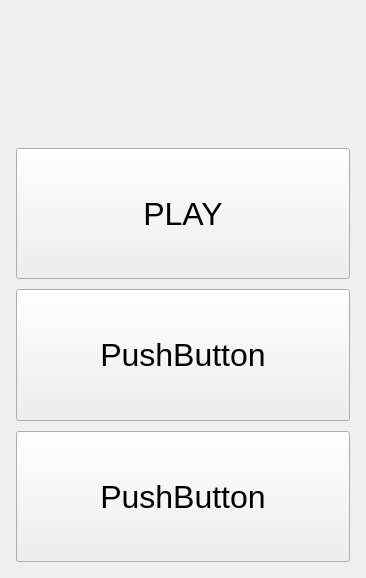
Qt form MemoryGame/widget.ui (waynegod/Qt-Learning) before a commit.
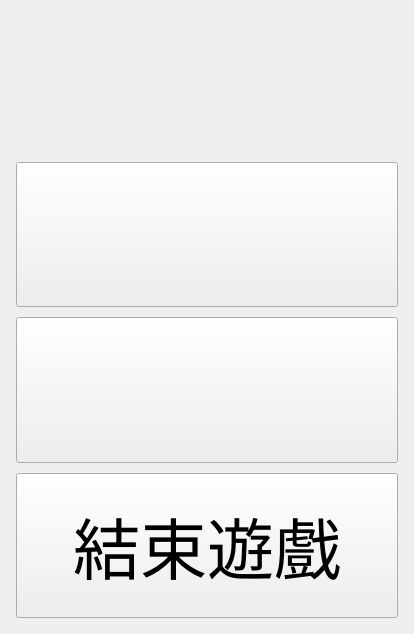
The same form after that commit. The open tabs and pages were chosen to show the change. Icons and pictures are not drawn.

What changed in the file:
```diff
--- a/MemoryGame/widget.ui
+++ b/MemoryGame/widget.ui
@@ -6,8 +6,8 @@
    <rect>
     <x>0</x>
     <y>0</y>
-    <width>366</width>
-    <height>578</height>
+    <width>414</width>
+    <height>634</height>
    </rect>
   </property>
   <property name="font">
@@ -85,8 +85,23 @@
              <verstretch>0</verstretch>
             </sizepolicy>
            </property>
+           <property name="font">
+            <font>
+             <pointsize>50</pointsize>
+            </font>
+           </property>
            <property name="text">
-            <string>PLAY</string>
+            <string/>
+           </property>
+           <property name="icon">
+            <iconset resource="resourcesbox.qrc">
+             <normaloff>:/icon/Resourcesbox/button/btplay.png</normaloff>:/icon/Resourcesbox/button/btplay.png</iconset>
+           </property>
+           <property name="iconSize">
+            <size>
+             <width>267</width>
+             <height>150</height>
+            </size>
            </property>
           </widget>
          </item>
@@ -98,8 +113,43 @@
              <verstretch>0</verstretch>
             </sizepolicy>
            </property>
+           <property name="font">
+            <font>
+             <pointsize>50</pointsize>
+            </font>
+           </property>
+           <property name="styleSheet">
+            <string notr="true"/>
+           </property>
            <property name="text">
-            <string>PushButton</string>
+            <string/>
+           </property>
+           <property name="iconSize">
+            <size>
+             <width>100</width>
+             <height>100</height>
+            </size>
+           </property>
+           <property name="checkable">
+            <bool>false</bool>
+           </property>
+           <property name="autoRepeat">
+            <bool>false</bool>
+           </property>
+           <property name="autoExclusive">
+            <bool>false</bool>
+           </property>
+           <property name="autoRepeatDelay">
+            <number>290</number>
+           </property>
+           <property name="autoDefault">
+            <bool>false</bool>
+           </property>
+           <property name="default">
+            <bool>false</bool>
+           </property>
+           <property name="flat">
+            <bool>false</bool>
            </property>
           </widget>
          </item>
@@ -111,8 +161,13 @@
              <verstretch>0</verstretch>
             </sizepolicy>
            </property>
+           <property name="font">
+            <font>
+             <pointsize>50</pointsize>
+            </font>
+           </property>
            <property name="text">
-            <string>PushButton</string>
+            <string>結束遊戲</string>
            </property>
           </widget>
          </item>
```
Left out of the diff: 58 changed lines with no effect on the pictures.
